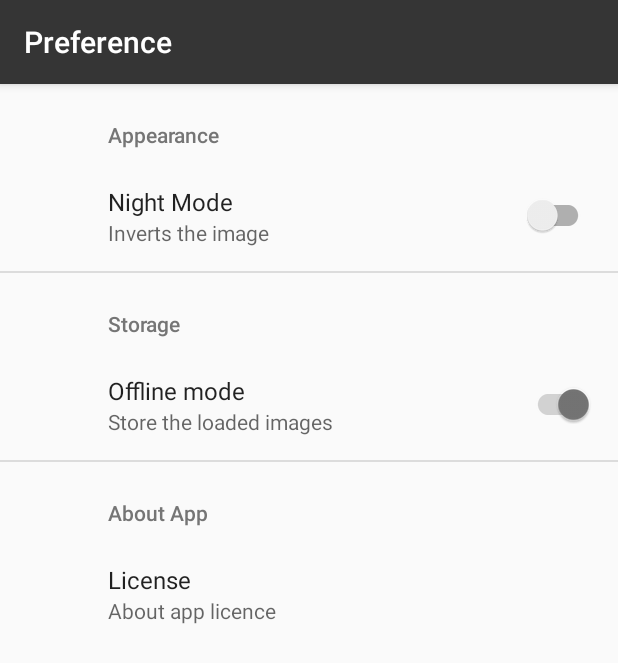
After one commit to akash-akya/xkcd-app, an Android app: the MyPreferencesActivity screen opened directly, with no data from a screen before it, on a phone screen of 412 x 824 dp. The commit adds this screen. Shown: the top 663 px of the screen. Run offline under Robolectric (Android 15) with nearby library versions, the phone set to English and light mode, and no system bars; our stand-ins replace androidx.preference; 4 statements that could not run were skipped.

Commit message:
Preference added for night mode and offline mode

```diff
--- a/app/build.gradle
+++ b/app/build.gradle
@@ -31,7 +31,7 @@ dependencies {
     compile 'com.google.code.gson:gson:2.8.0'
     compile 'com.squareup.retrofit2:retrofit:2.2.0'
     compile 'com.squareup.retrofit2:converter-gson:2.0.0'
-    compile 'org.greenrobot:eventbus:3.0.0'
+    compile 'com.android.support:preference-v7:24.2.1'
     compile 'com.simplecityapps:recyclerview-fastscroll:1.0.14'
     repositories {
         mavenCentral()
--- /dev/null
+++ b/app/src/main/java/com/akash/xkcd/MyPreferencesActivity.java
@@ -0,0 +1,99 @@
+/*
+ * vachana. An application for Android users, it contains kannada vachanas
+ * Copyright (c) 2016. akash
+ *
+ * This program is free software: you can redistribute it and/or modify
+ * it under the terms of the GNU General Public License as published by
+ * the Free Software Foundation, either version 3 of the License, or
+ * (at your option) any later version.
+ *
+ * This program is distributed in the hope that it will be useful,
+ * but WITHOUT ANY WARRANTY; without even the implied warranty of
+ * MERCHANTABILITY or FITNESS FOR A PARTICULAR PURPOSE.  See the
+ * GNU General Public License for more details.
+ *
+ * You should have received a copy of the GNU General Public License
+ * along with this program.  If not, see <http://www.gnu.org/licenses/>.
+ */
+
+package com.akash.xkcd;
+
+import android.content.Intent;
+import android.content.SharedPreferences;
+import android.graphics.Color;
+import android.graphics.drawable.ColorDrawable;
+import android.graphics.drawable.Drawable;
+import android.net.Uri;
+import android.os.Bundle;
+import android.preference.PreferenceManager;
+import android.support.v7.app.AlertDialog;
+import android.support.v7.app.AppCompatActivity;
+import android.support.v7.preference.Preference;
+import android.support.v7.preference.PreferenceFragmentCompat;
+import android.support.v7.preference.SwitchPreferenceCompat;
+import android.webkit.WebView;
+
+
+public class MyPreferencesActivity extends AppCompatActivity {
+    private static final String TAG = "MyPreferencesActivity";
+
+    public static final String NIGHT_MODE_SWITCH = "night_mode";
+    public static final String PREF_OFFLINE_MODE = "offline_mode";
+
+    @Override
+    protected void onCreate(Bundle savedInstanceState) {
+        SharedPreferences sharedPreferences = PreferenceManager.getDefaultSharedPreferences(this);
+        super.onCreate(savedInstanceState);
+        setContentView(R.layout.activity_preference);
+        getSupportFragmentManager().beginTransaction().replace(R.id.preference_content, new MyPreferenceFragment()).commit();
+    }
+
+    public static class MyPreferenceFragment extends PreferenceFragmentCompat {
+        public static final String TAG = "MyPreferenceFragment";
+
+        private SwitchPreferenceCompat nightMode;
+        private Preference license;
+        private SwitchPreferenceCompat offlineMode;
+
+        @Override
+        public void onCreatePreferences(Bundle savedInstanceState, String rootKey) {
+            addPreferencesFromResource(R.xml.preferences);
+
+            nightMode = (SwitchPreferenceCompat) getPreferenceManager().findPreference("night_mode");
+            nightMode.setOnPreferenceChangeListener(new Preference.OnPreferenceChangeListener() {
+                @Override
+                public boolean onPreferenceChange(Preference preference, Object newValue) {
+                    Intent data = new Intent();
+                    data.putExtra(NIGHT_MODE_SWITCH, 1);
+                    getActivity().setResult(RESULT_OK, data);
+                    return true;
+                }
+            });
+
+            license = getPreferenceManager().findPreference("license");
+            license.setOnPreferenceClickListener(new Preference.OnPreferenceClickListener() {
+                @Override
+                public boolean onPreferenceClick(Preference preference) {
+                    WebView webView = new WebView(getContext());
+                    webView.loadUrl("file:///android_res/raw/copyrights.html");
+
+                    AlertDialog.Builder dialog = new AlertDialog.Builder(getContext());
+                    dialog.setView(webView);
+                    dialog.show();
+
+                    return true;
+                }
+            });
+        }
+
+        @Override
+        public void setDivider(Drawable divider) {
+            super.setDivider(new ColorDrawable(Color.TRANSPARENT));
+        }
+
+        @Override
+        public void setDividerHeight(int height) {
+            super.setDividerHeight(0);
+        }
+    }
+}
--- /dev/null
+++ b/app/src/main/res/layout/activity_preference.xml
@@ -0,0 +1,29 @@
+<?xml version="1.0" encoding="utf-8"?>
+<!--
+  ~ vachana. An application for Android users, it contains kannada vachanas
+  ~ Copyright (c) 2016. akash
+  ~
+  ~ This program is free software: you can redistribute it and/or modify
+  ~ it under the terms of the GNU General Public License as published by
+  ~ the Free Software Foundation, either version 3 of the License, or
+  ~ (at your option) any later version.
+  ~
+  ~ This program is distributed in the hope that it will be useful,
+  ~ but WITHOUT ANY WARRANTY; without even the implied warranty of
+  ~ MERCHANTABILITY or FITNESS FOR A PARTICULAR PURPOSE.  See the
+  ~ GNU General Public License for more details.
+  ~
+  ~ You should have received a copy of the GNU General Public License
+  ~ along with this program.  If not, see <http://www.gnu.org/licenses/>.
+  -->
+
+<RelativeLayout
+    xmlns:app="http://schemas.android.com/apk/res-auto"
+    android:layout_height="match_parent"
+    android:layout_width="match_parent"
+    android:background="@android:color/transparent"
+    xmlns:android="http://schemas.android.com/apk/res/android">
+
+    <include layout="@layout/preference_content" />
+
+</RelativeLayout>
--- /dev/null
+++ b/app/src/main/res/layout/preference_content.xml
@@ -0,0 +1,29 @@
+<?xml version="1.0" encoding="utf-8"?>
+<!--
+  ~ vachana. An application for Android users, it contains kannada vachanas
+  ~ Copyright (c) 2016. akash
+  ~
+  ~ This program is free software: you can redistribute it and/or modify
+  ~ it under the terms of the GNU General Public License as published by
+  ~ the Free Software Foundation, either version 3 of the License, or
+  ~ (at your option) any later version.
+  ~
+  ~ This program is distributed in the hope that it will be useful,
+  ~ but WITHOUT ANY WARRANTY; without even the implied warranty of
+  ~ MERCHANTABILITY or FITNESS FOR A PARTICULAR PURPOSE.  See the
+  ~ GNU General Public License for more details.
+  ~
+  ~ You should have received a copy of the GNU General Public License
+  ~ along with this program.  If not, see <http://www.gnu.org/licenses/>.
+  -->
+
+<RelativeLayout xmlns:android="http://schemas.android.com/apk/res/android"
+    xmlns:app="http://schemas.android.com/apk/res-auto"
+    xmlns:tools="http://schemas.android.com/tools"
+    android:id="@+id/preference_content"
+    android:layout_width="match_parent"
+    android:layout_height="match_parent"
+    tools:context="com.akash.xkcd.MyPreferencesActivity"
+    tools:showIn="@layout/activity_preference">
+
+</RelativeLayout>
--- a/app/src/main/res/menu/comics_menu.xml
+++ b/app/src/main/res/menu/comics_menu.xml
@@ -21,4 +21,5 @@
     <item android:id="@+id/action_browse_favorite" android:title="Favorites"/>
     <item android:id="@+id/action_transcript" android:title="Transcript"/>
     <item android:id="@+id/action_get_latest" android:title="Latest"/>
+    <item android:id="@+id/action_preference" android:title="Preference"/>
 </menu>
--- a/app/src/main/res/values/color.xml
+++ b/app/src/main/res/values/color.xml
@@ -8,4 +8,5 @@
     <color name="secondary_text">#757575</color>
     <color name="icons">#FFFFFF</color>
     <color name="divider">#BDBDBD</color>
+    <color name="background_dark">#333333</color>
 </resources>
--- a/app/src/main/res/values/styles.xml
+++ b/app/src/main/res/values/styles.xml
@@ -6,6 +6,7 @@
         <item name="colorPrimary">@color/primary</item>
         <item name="colorPrimaryDark">@color/primary_dark</item>
         <item name="colorAccent">@color/accent</item>
+        <item name="preferenceTheme">@style/PreferenceThemeOverlay</item>
     </style>
 
     <style name="AppThemeNoActionBar" parent="AppTheme">
--- /dev/null
+++ b/app/src/main/res/xml/preferences.xml
@@ -0,0 +1,51 @@
+<?xml version="1.0" encoding="utf-8"?>
+<!--
+  ~ vachana. An application for Android users, it contains kannada vachanas
+  ~ Copyright (c) 2016. akash
+  ~
+  ~ This program is free software: you can redistribute it and/or modify
+  ~ it under the terms of the GNU General Public License as published by
+  ~ the Free Software Foundation, either version 3 of the License, or
+  ~ (at your option) any later version.
+  ~
+  ~ This program is distributed in the hope that it will be useful,
+  ~ but WITHOUT ANY WARRANTY; without even the implied warranty of
+  ~ MERCHANTABILITY or FITNESS FOR A PARTICULAR PURPOSE.  See the
+  ~ GNU General Public License for more details.
+  ~
+  ~ You should have received a copy of the GNU General Public License
+  ~ along with this program.  If not, see <http://www.gnu.org/licenses/>.
+  -->
+
+<android.support.v7.preference.PreferenceScreen
+    xmlns:app="http://schemas.android.com/apk/res-auto"
+    xmlns:android="http://schemas.android.com/apk/res/android">
+
+    <android.support.v7.preference.PreferenceCategory
+        android:title="Appearance"
+        />
+
+    <android.support.v7.preference.SwitchPreferenceCompat
+        android:title="Night Mode"
+        android:defaultValue="false"
+        android:summary="Inverts the image"
+        android:key="night_mode"/>
+
+    <android.support.v7.preference.PreferenceCategory
+        android:title="Storage"
+        />
+
+    <android.support.v7.preference.SwitchPreferenceCompat
+        android:title="Offline mode"
+        android:defaultValue="true"
+        android:summary="Store the loaded images"
+        android:key="offline_mode"/>
+
+    <android.support.v7.preference.PreferenceCategory android:title="About App" />
+
+        <android.support.v7.preference.Preference
+            android:title="License"
+            android:summary="About app licence"
+            android:key="license"/>
+
+</android.support.v7.preference.PreferenceScreen>
```
Also changed, not shown: app/src/main/AndroidManifest.xml (+12 -0 lines), app/src/main/java/com/akash/xkcd/ComicsActivity.java (+14 -0 lines), app/src/main/java/com/akash/xkcd/ImageFragment.java (+45 -28 lines), app/src/main/java/com/akash/xkcd/util/BitmapHelper.java (added, +18 -0 lines), 1 other file.
